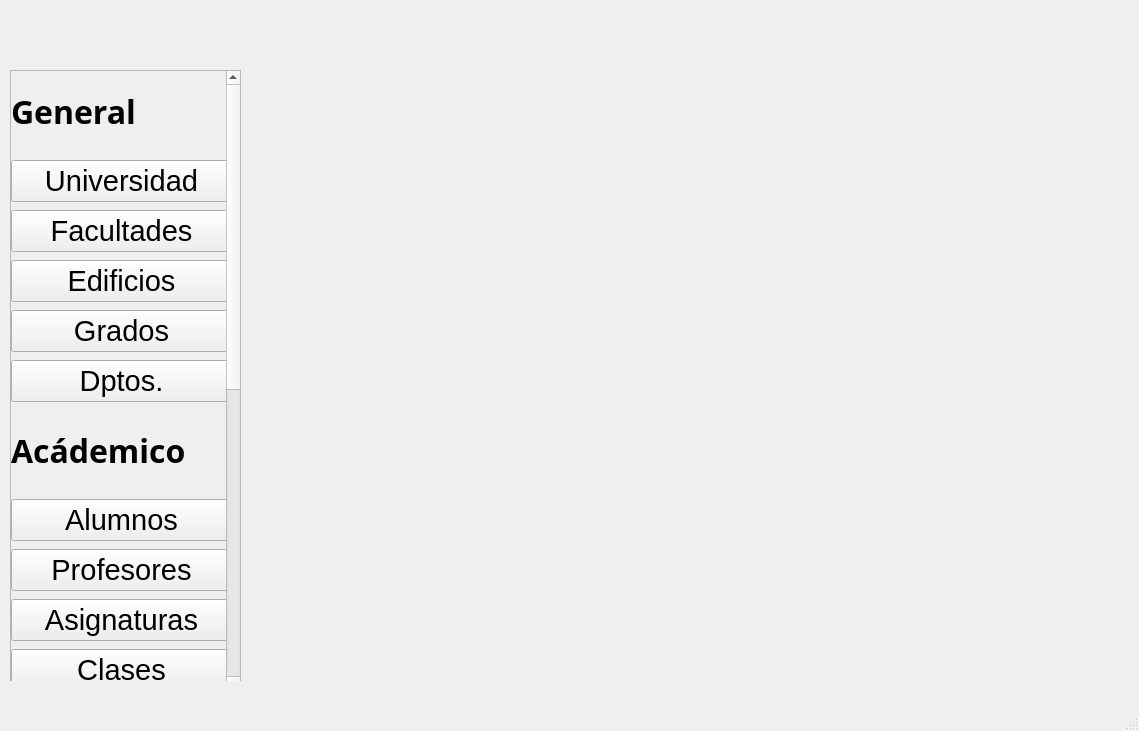
The window that app/view/HomeWindow.ui (victorgp12/2DAM_DI_Universidad) describes before a commit, drawn with Qt 5.
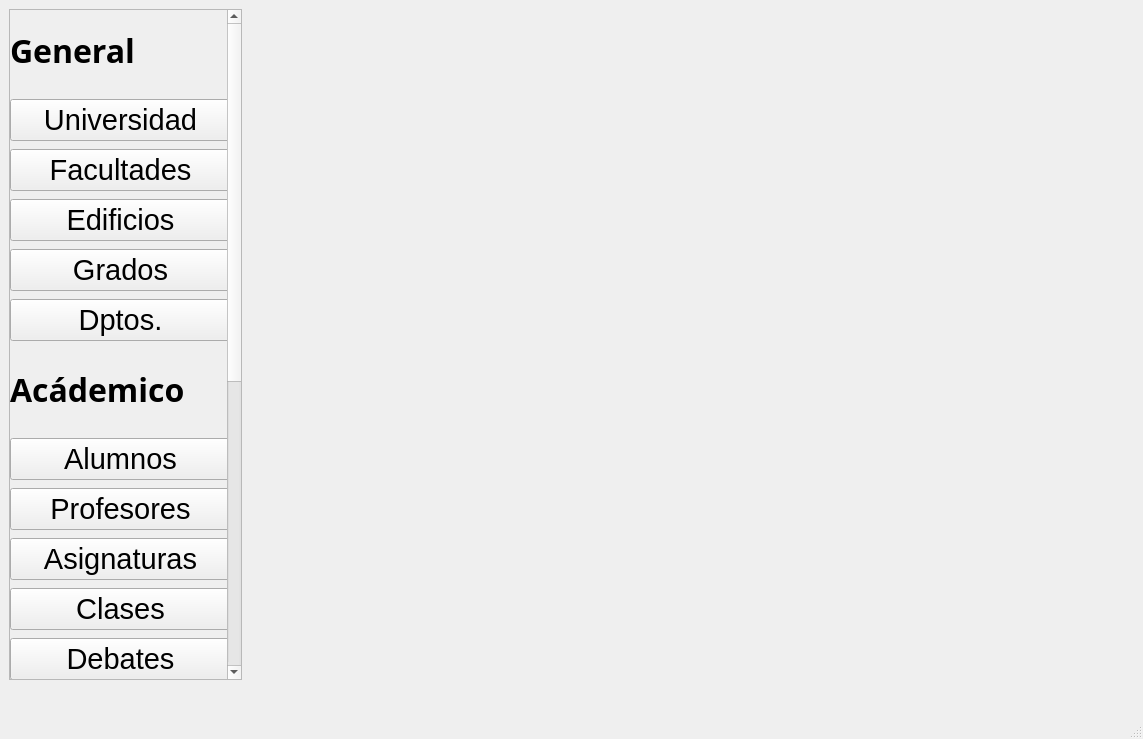
The same window after the commit.

Commit message:
Cargar proyectos con combo box
1 - Cargo datos de los proyectos en función del grupo de investigación seleccionado en el comboBox.
2 - Al seleccionar una unica fila de la tabla de proyectos, se muestra la información de sus campos

Patch:
```diff
--- a/app/view/HomeWindow.ui
+++ b/app/view/HomeWindow.ui
@@ -6,8 +6,8 @@
    <rect>
     <x>0</x>
     <y>0</y>
-    <width>1139</width>
-    <height>731</height>
+    <width>1143</width>
+    <height>739</height>
    </rect>
   </property>
   <property name="font">
@@ -21,29 +21,20 @@
    <string>MainWindow</string>
   </property>
   <widget class="QWidget" name="centralwidget">
-   <widget class="QStackedWidget" name="stackedWidget">
-    <property name="geometry">
-     <rect>
-      <x>250</x>
-      <y>70</y>
-      <width>881</width>
-      <height>621</height>
-     </rect>
-    </property>
-    <property name="currentIndex">
-     <number>1</number>
-    </property>
-    <widget class="QWidget" name="page"/>
-    <widget class="QWidget" name="page_2"/>
-   </widget>
+   <layout class="QHBoxLayout" name="horizontalLayout" stretch="0,1">
+    <item>
    <widget class="QScrollArea" name="scrollArea">
-    <property name="geometry">
-     <rect>
-      <x>10</x>
-      <y>70</y>
-      <width>231</width>
-      <height>621</height>
-     </rect>
+      <property name="sizePolicy">
+       <sizepolicy hsizetype="Fixed" vsizetype="Expanding">
+        <horstretch>0</horstretch>
+        <verstretch>0</verstretch>
+       </sizepolicy>
+      </property>
+      <property name="minimumSize">
+       <size>
+        <width>25</width>
+        <height>250</height>
+       </size>
     </property>
     <property name="verticalScrollBarPolicy">
      <enum>Qt::ScrollBarPolicy::ScrollBarAlwaysOn</enum>
@@ -55,7 +46,7 @@
      <property name="geometry">
       <rect>
        <x>0</x>
-       <y>-326</y>
+         <y>0</y>
        <width>217</width>
        <height>1200</height>
       </rect>
@@ -326,6 +317,23 @@
      </widget>
     </widget>
    </widget>
+    </item>
+    <item>
+     <widget class="QStackedWidget" name="stackedWidget">
+      <property name="sizePolicy">
+       <sizepolicy hsizetype="Expanding" vsizetype="Expanding">
+        <horstretch>0</horstretch>
+        <verstretch>0</verstretch>
+       </sizepolicy>
+      </property>
+      <property name="currentIndex">
+       <number>1</number>
+      </property>
+      <widget class="QWidget" name="page"/>
+      <widget class="QWidget" name="page_2"/>
+     </widget>
+    </item>
+   </layout>
   </widget>
   <widget class="QMenuBar" name="menubar">
    <property name="geometry">
```
Left out of the diff: 2 changed lines with no effect on the pictures. Lines whose indentation alone changed are shown as unchanged. The commit also changes 6 other files.
